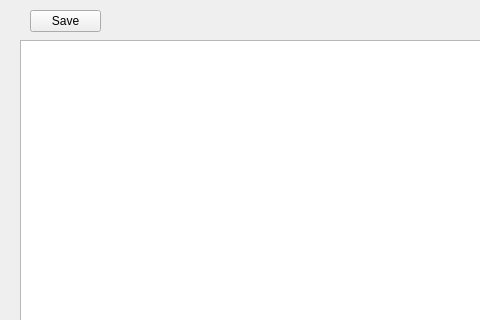
Qt form WMS_System/UI/Users.ui (cdefaz08/WMS) before a commit; both pictures show x 0 to 480 and y 0 to 320 of the 811 by 596 pixel window.
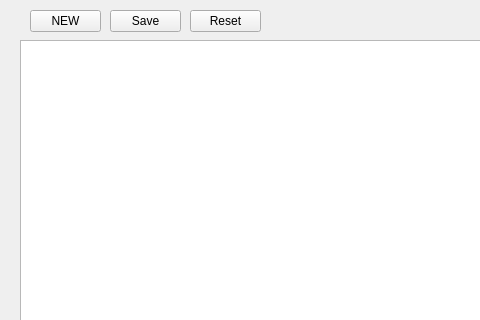
The same form after that commit. Icons and pictures are not drawn.

Commit message: Create New User UI Window created and bottons were mapped to the endpoint on Fasapi

Diff of the .ui file:
```diff
--- a/WMS_System/UI/Users.ui
+++ b/WMS_System/UI/Users.ui
@@ -35,7 +35,7 @@
    <widget class="QToolButton" name="toolButton_Save">
     <property name="geometry">
      <rect>
-      <x>10</x>
+      <x>90</x>
       <y>10</y>
       <width>71</width>
       <height>22</height>
@@ -49,6 +49,40 @@
       <normaloff>.</normaloff>.</iconset>
     </property>
    </widget>
+   <widget class="QToolButton" name="toolButton_New">
+    <property name="geometry">
+     <rect>
+      <x>10</x>
+      <y>10</y>
+      <width>71</width>
+      <height>22</height>
+     </rect>
+    </property>
+    <property name="text">
+     <string>NEW</string>
+    </property>
+    <property name="icon">
+     <iconset theme="Save">
+      <normaloff>.</normaloff>.</iconset>
+    </property>
+   </widget>
+   <widget class="QToolButton" name="toolButton_Reset">
+    <property name="geometry">
+     <rect>
+      <x>170</x>
+      <y>10</y>
+      <width>71</width>
+      <height>22</height>
+     </rect>
+    </property>
+    <property name="text">
+     <string>Reset</string>
+    </property>
+    <property name="icon">
+     <iconset theme="Save">
+      <normaloff>.</normaloff>.</iconset>
+    </property>
+   </widget>
   </widget>
  </widget>
  <resources/>
```
The commit also changes 7 other files.
